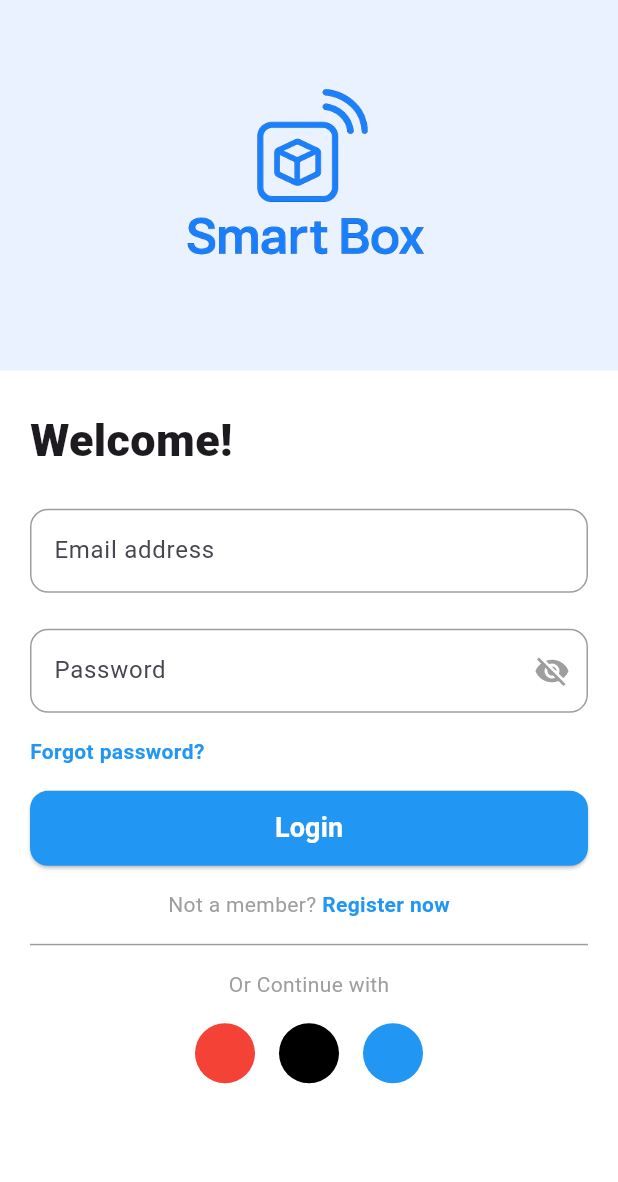
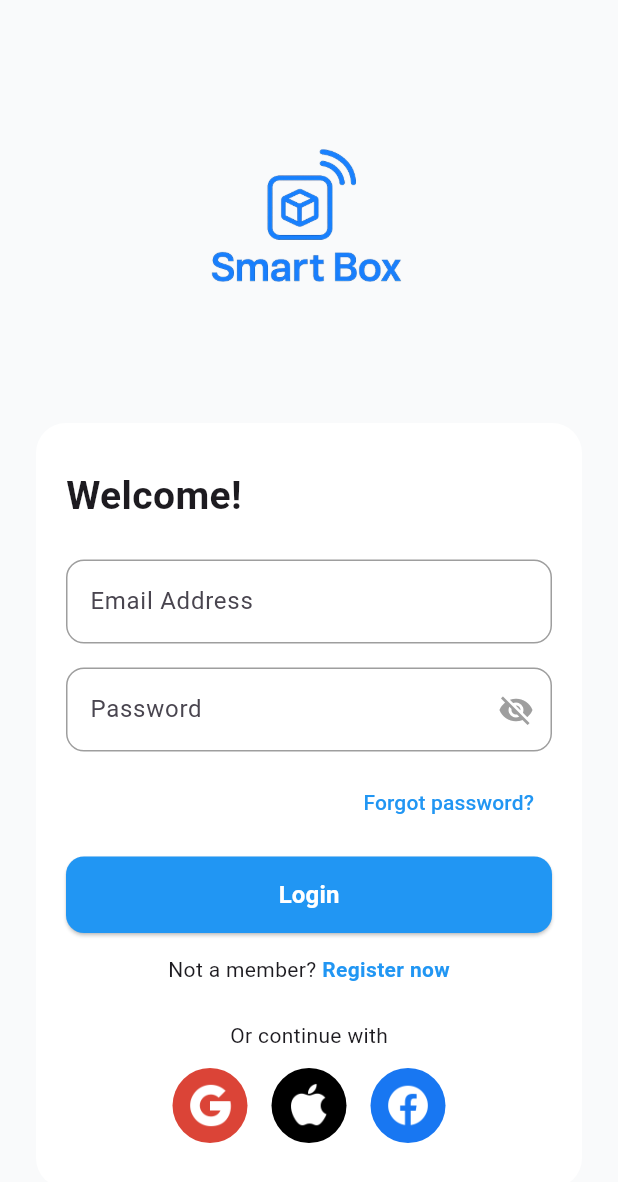
Before and after one commit to Amine19-sy/app-groupe-project, a Flutter app: the screen it shows after launch, on a phone screen of 412 x 824 dp. Shown: the top 1182 px of the screen. Run offline on Flutter 3.47's test engine with Material 3 defaults, Android fonts, the phone set to English and light mode, and no system bars; our stand-ins replace anim_search_bar, bloc, equatable, flutter_bloc, google_nav_bar, sqflite; accounts and stored records are empty; Roboto replaces fonts that are missing (Popins).

Commit message:
update on the ui of the login

```diff
--- a/lib/screens/login_form.dart
+++ b/lib/screens/login_form.dart
@@ -37,84 +37,93 @@ class _LoginFormState extends State<LoginForm> {
         }
       },
       child: Scaffold(
-        resizeToAvoidBottomInset: true,
-        backgroundColor: Colors.white,
-        body: BlocBuilder<LoginCubit, LoginState>(
-          builder: (context, state) {
-            return SafeArea(
+        backgroundColor: const Color(0xFFF9FAFB),
+        body: SafeArea(
+          child: Center(
             child: SingleChildScrollView(
-                padding: EdgeInsets.only(bottom: MediaQuery.of(context).viewInsets.bottom),
-                child: Column(
-                  children: [
-                    // LOGO PART
-                    Container(
-                      width: double.infinity,
-                      height: MediaQuery.of(context).size.height * 0.3,
-                      color: Color(0xFFEAF2FF),
-                      child: Center(
+              padding: const EdgeInsets.symmetric(horizontal: 24),
               child: Column(
                 mainAxisAlignment: MainAxisAlignment.center,
                 children: [
+                  const SizedBox(height: 20),
+
+                  // Logo
+                  Column(
+                    children: [
                       Image.asset(
                         'assets/logo_smart_box.png',
-                              width: 250,
-                              height: 250,
+                        width: 200,
+                        height: 200,
                       ),
                     ],
                   ),
+
+                  const SizedBox(height: 30),
+
+                  Container(
+                    padding: const EdgeInsets.symmetric(horizontal: 20, vertical: 30),
+                    decoration: BoxDecoration(
+                      color: Colors.white,
+                      borderRadius: BorderRadius.circular(20),
                     ),
-                    ),
-                    Padding(
-                      padding: const EdgeInsets.symmetric(horizontal: 20),
                     child: Form(
                       key: _loginFormKey,
                       child: Column(
                         crossAxisAlignment: CrossAxisAlignment.start,
                         children: [
-                            SizedBox(height: 25),
-                            Text(
+                          const Text(
                             'Welcome!',
                             style: TextStyle(
-                                fontSize: 30,
-                                fontWeight: FontWeight.w900,
-                                fontFamily: 'Popins',
+                              fontSize: 26,
+                              fontWeight: FontWeight.bold,
                             ),
                           ),
-                            SizedBox(height: 24),
+                          const SizedBox(height: 24),
+
                           CustomTextField(
-                              labelText: "Email address",
+                            labelText: 'Email Address',
                             controller: _identifierController,
                           ),
-                            SizedBox(height: 24),
+                          const SizedBox(height: 16),
+
                           CustomTextField(
-                              labelText: "Password",
+                            labelText: 'Password',
                             controller: _passwordController,
                             isPassword: true,
                           ),
-                            SizedBox(height: 16),
-                            GestureDetector(
-                              child: Text(
-                                "Forgot password?",
+                          const SizedBox(height: 10),
+
+                          Align(
+                            alignment: Alignment.centerRight,
+                            child: TextButton(
+                              onPressed: () {
+                                // TODO: Navigate to forgot password
+                              },
+                              child: const Text(
+                                'Forgot password?',
                                 style: TextStyle(
+                                  fontSize: 14,
                                   color: Colors.blue,
-                                  fontWeight: FontWeight.bold,
                                 ),
                               ),
                             ),
-                            SizedBox(height: 16),
-                            if (state is LoginFailure)
+                          ),
+
+                          const SizedBox(height: 12),
+
+                          if (context.read<LoginCubit>().state is LoginFailure)
                             Padding(
                               padding: const EdgeInsets.only(bottom: 8),
                               child: Text(
-                                  state.error,
+                                (context.read<LoginCubit>().state as LoginFailure).error,
                                 style: TextStyle(color: Colors.red, fontWeight: FontWeight.bold),
                               ),
                             ),
+
                           SizedBox(
                             width: double.infinity,
-                              height: 50,
                             child: ElevatedButton(
-                                onPressed: state is LoginLoading
+                              onPressed: context.read<LoginCubit>().state is LoginLoading
                                   ? null
                                   : () {
                                       if (_loginFormKey.currentState!.validate()) {
@@ -126,12 +135,13 @@ class _LoginFormState extends State<LoginForm> {
                                     },
                               style: ElevatedButton.styleFrom(
                                 backgroundColor: Colors.blue,
+                                padding: const EdgeInsets.symmetric(vertical: 14),
                                 shape: RoundedRectangleBorder(
                                   borderRadius: BorderRadius.circular(12),
                                 ),
                               ),
-                                child: state is LoginLoading
-                                    ? SizedBox(
+                              child: context.read<LoginCubit>().state is LoginLoading
+                                  ? const SizedBox(
                                       width: 20,
                                       height: 20,
                                       child: CircularProgressIndicator(
@@ -139,31 +149,31 @@ class _LoginFormState extends State<LoginForm> {
                                         color: Colors.white,
                                       ),
                                     )
-                                    : Text(
-                                        "Login",
+                                  : const Text(
+                                      'Login',
                                       style: TextStyle(
-                                          fontSize: 18,
+                                        fontSize: 16,
                                         fontWeight: FontWeight.bold,
                                         color: Colors.white,
                                       ),
                                     ),
                             ),
                           ),
-                            SizedBox(height: 16),
+
+                          const SizedBox(height: 14),
+
                           Row(
                             mainAxisAlignment: MainAxisAlignment.center,
                             children: [
-                                Text("Not a member? ", style: TextStyle(color: Colors.grey)),
+                              const Text("Not a member? "),
                               GestureDetector(
                                 onTap: () {
                                   Navigator.push(
                                     context,
-                                      MaterialPageRoute(
-                                        builder: (context) => RegisterForm(),
-                                      ),
+                                    MaterialPageRoute(builder: (_) => RegisterForm()),
                                   );
                                 },
-                                  child: Text(
+                                child: const Text(
                                   "Register now",
                                   style: TextStyle(
                                     color: Colors.blue,
@@ -173,29 +183,22 @@ class _LoginFormState extends State<LoginForm> {
                               ),
                             ],
                           ),
-                            Container(
-                              color: Colors.grey,
-                              height: 1,
-                              margin: EdgeInsets.symmetric(vertical: 16),
-                            ),
-                            Center(
-                              child: Text(
-                                "Or Continue with",
-                                style: TextStyle(color: Colors.grey),
-                              ),
-                            ),
-                            SizedBox(height: 16),
+
+                          const SizedBox(height: 24),
+
+                          const Center(child: Text("Or continue with")),
+                          const SizedBox(height: 12),
+
                           Row(
                             mainAxisAlignment: MainAxisAlignment.center,
                             children: [
-                                CircleAvatar(backgroundColor: Colors.red),
-                                SizedBox(width: 16),
-                                CircleAvatar(backgroundColor: Colors.black),
-                                SizedBox(width: 16),
-                                CircleAvatar(backgroundColor: Colors.blue),
+                              _buildSocialIcon("assets/google.png", Color(0xFFDB4437)),
+                              const SizedBox(width: 16),
+                              _buildSocialIcon("assets/apple.png", Colors.black),
+                              const SizedBox(width: 16),
+                              _buildSocialIcon("assets/facebook.png", Color(0xFF1877F2)),
                             ],
                           ),
-                            SizedBox(height: 32),
                         ],
                       ),
                     ),
@@ -203,8 +206,29 @@ class _LoginFormState extends State<LoginForm> {
                 ],
               ),
             ),
+          ),
+        ),
+      ),
     );
+  }
+
+  Widget _buildSocialIcon(String path, Color bgColor) {
+    return InkWell(
+      onTap: () {
+        // TODO: Handle social login
       },
+      child: Container(
+        width: 50,
+        height: 50,
+        padding: const EdgeInsets.all(10),
+        decoration: BoxDecoration(
+          shape: BoxShape.circle,
+          color: bgColor,
+        ),
+        child: Image.asset(
+          path,
+          fit: BoxFit.contain,
+          color: Colors.white,
         ),
       ),
     );
--- a/pubspec.yaml
+++ b/pubspec.yaml
@@ -16,6 +16,8 @@ dependencies:
   flutter_secure_storage: ^9.2.4
   anim_search_bar: ^2.0.3
   syncfusion_flutter_gauges: ^29.1.37
+  sqflite: ^2.4.2
+  crypto: ^3.0.6
   # lottie: ^3.3.1
 
 dev_dependencies:
@@ -28,3 +30,6 @@ flutter:
   assets:
   - assets/logo_smart_box.png
   - assets/logo_smart_box_white.png
+  - assets/google.png
+  - assets/apple.png
+  - assets/facebook.png
```
Also changed, not shown: lib/Screen/Login.dart (+181 -0 lines), lib/Screen/Register.dart (added, +138 -0 lines), lib/backend/Login.dart (added, +64 -0 lines), lib/backend/dbhelper.dart (added, +36 -0 lines), assets/apple.png (added), assets/facebook.png (added), assets/google.png (added), pubspec.lock, 1 other file. Lines whose indentation alone changed are shown as unchanged.
